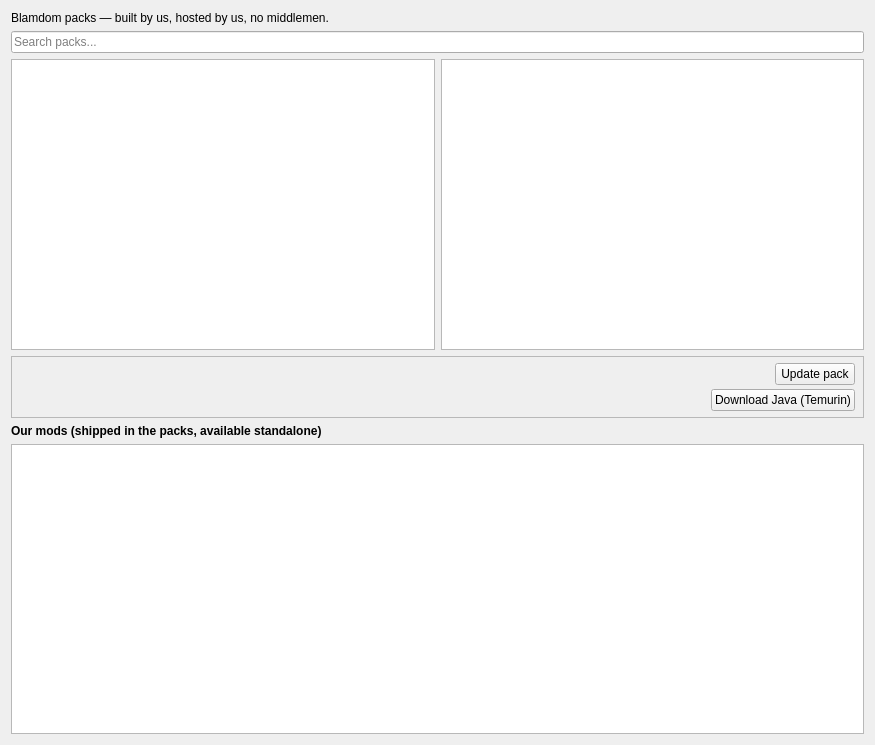
This is launcher/ui/pages/modplatform/blamdom/BlamdomPage.ui in blamdom/blamdom-launcher as Qt 5 draws it before an edit. The edited form follows.
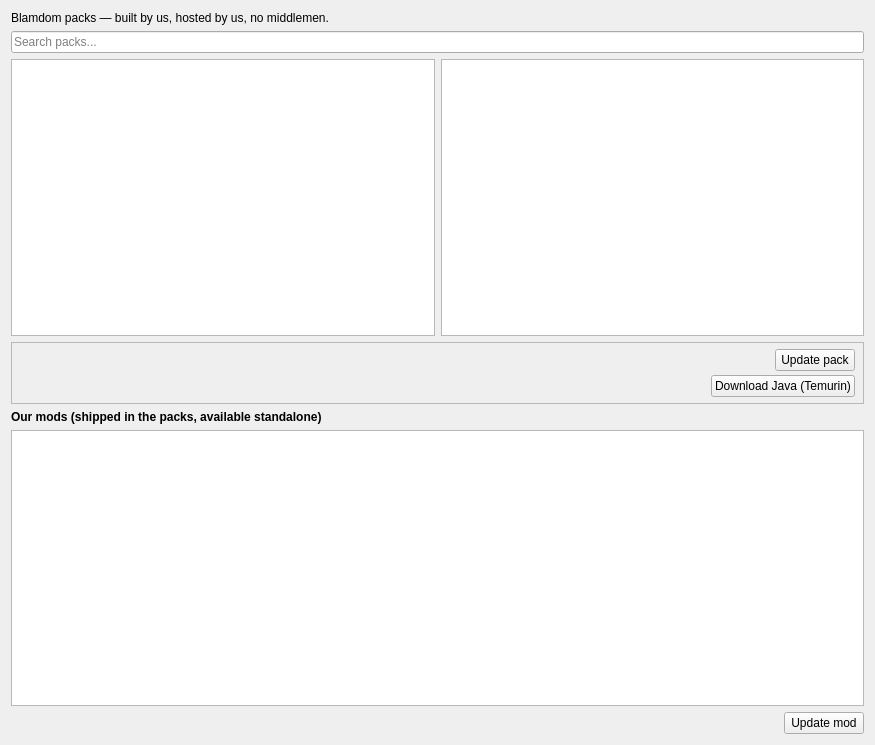
This is the edited form. Custom widgets are drawn as their Qt base class.

Commit message: blamdom section: in-place updates for our own mods

```diff
--- a/launcher/ui/pages/modplatform/blamdom/BlamdomPage.ui
+++ b/launcher/ui/pages/modplatform/blamdom/BlamdomPage.ui
@@ -164,7 +164,37 @@
      </property>
     </widget>
    </item>
-  </layout>
+   <item>
+    <layout class="QHBoxLayout" name="modsStatusLayout">
+     <item>
+      <widget class="QLabel" name="modsStatusLabel">
+       <property name="sizePolicy">
+        <sizepolicy hsizetype="Expanding" vsizetype="Preferred">
+         <horstretch>0</horstretch>
+         <verstretch>0</verstretch>
+        </sizepolicy>
+       </property>
+       <property name="text">
+        <string/>
+       </property>
+       <property name="wordWrap">
+        <bool>true</bool>
+       </property>
+      </widget>
+     </item>
+     <item>
+      <widget class="QPushButton" name="modsUpdateButton">
+       <property name="text">
+        <string>Update mod</string>
+       </property>
+       <property name="visible">
+        <bool>false</bool>
+       </property>
+      </widget>
+     </item>
+    </layout>
+   </item>
+   </layout>
  </widget>
  <customwidgets>
   <customwidget>
```
The commit also changes 7 other files.
